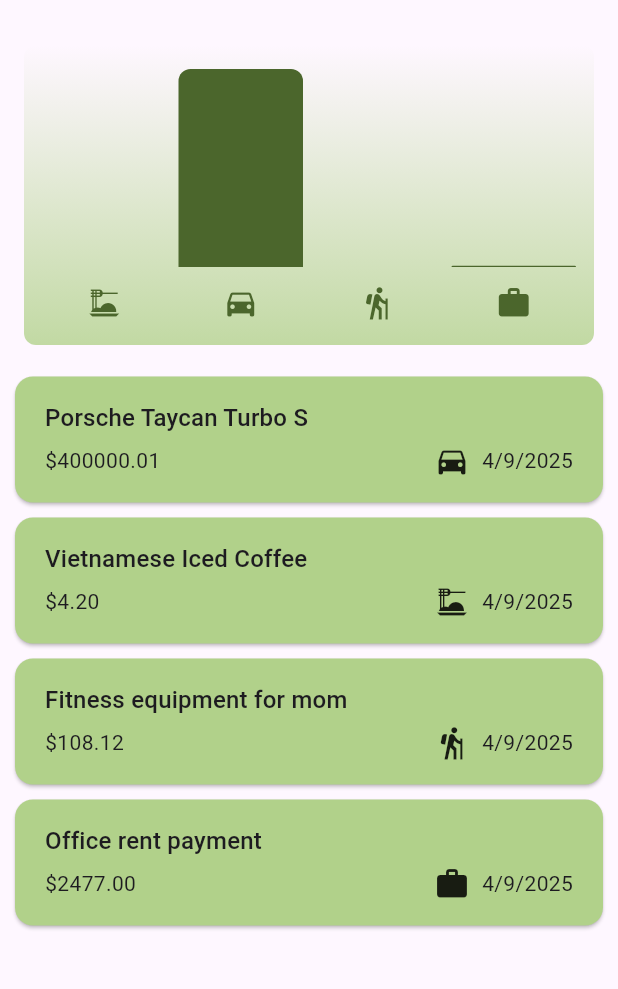
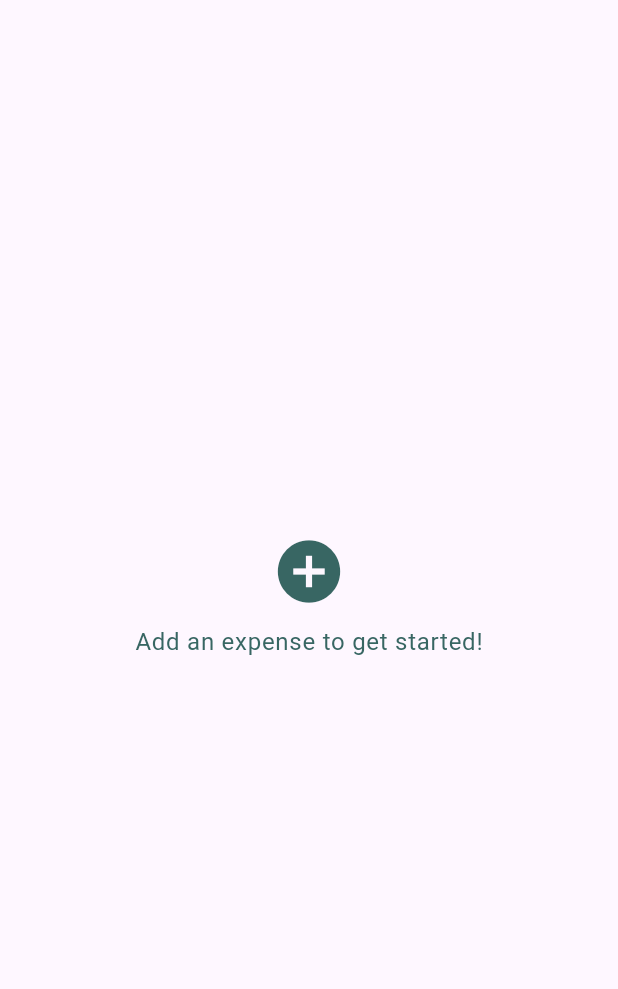
Before and after one commit to karanshah0206/expense_tracker, a Flutter app: the screen it shows after launch, on a phone screen of 412 x 824 dp, the part 63-1052 px from its top. Run offline on Flutter 3.47's test engine with Material 3 defaults, Android fonts, the phone set to English and light mode, and no system bars.

```diff
--- a/lib/main.dart
+++ b/lib/main.dart
@@ -1,6 +1,7 @@
 import 'package:expense_tracker/widgets/add_expense.dart';
 import 'package:expense_tracker/widgets/expense_by_category_chart.dart';
 import 'package:expense_tracker/widgets/expense_list_item.dart';
+import 'package:expense_tracker/widgets/no_data_found.dart';
 import 'package:flutter/material.dart';
 import 'package:expense_tracker/model/expense.dart';
 
@@ -64,32 +65,17 @@ class ExpenseTrackerApp extends StatefulWidget {
 }
 
 class _ExpenseTrackerAppState extends State<ExpenseTrackerApp> {
-  final List<Expense> _expenses = [
-    Expense(
-      title: 'Porsche Taycan Turbo S',
-      amount: 400000.01,
-      dateTime: DateTime.now(),
-      category: Category.travel,
-    ),
-    Expense(
-      title: 'Vietnamese Iced Coffee',
-      amount: 4.2,
-      dateTime: DateTime.now(),
-      category: Category.food,
-    ),
-    Expense(
-      title: 'Fitness equipment for mom',
-      amount: 108.12,
-      dateTime: DateTime.now(),
-      category: Category.leisure,
-    ),
-    Expense(
-      title: 'Office rent payment',
-      amount: 2477,
-      dateTime: DateTime.now(),
-      category: Category.work,
-    ),
-  ];
+  final List<Expense> _expenses = [];
+
+  void _openAddExpenseForm() {
+    showModalBottomSheet(
+      showDragHandle: true,
+      isScrollControlled: true,
+      useSafeArea: true,
+      context: context,
+      builder: (BuildContext context) => AddExpense(onAddExpense: _addExpense),
+    );
+  }
 
   void _addExpense(Expense expense) {
     setState(() {
@@ -122,38 +108,36 @@ class _ExpenseTrackerAppState extends State<ExpenseTrackerApp> {
   }
 
   @override
-  Widget build(BuildContext context) => Scaffold(
+  Widget build(BuildContext context) {
+    final colorScheme =
+        MediaQuery.of(context).platformBrightness == Brightness.dark
+            ? kDarkColorScheme
+            : kLightColorScheme;
+
+    return Scaffold(
       appBar: AppBar(
         title: const Text('Expense Tracker'),
         actions: [
           IconButton(
-          onPressed: () {
-            showModalBottomSheet(
-              showDragHandle: true,
-              isScrollControlled: true,
-              useSafeArea: true,
-              context: context,
-              builder:
-                  (BuildContext context) =>
-                      AddExpense(onAddExpense: _addExpense),
-            );
-          },
+            onPressed: _openAddExpenseForm,
             icon: const Icon(Icons.add),
           ),
         ],
       ),
-    body: ListView.builder(
+      body:
+          _expenses.isEmpty
+              ? NoDataFound(
+                onTapAction: _openAddExpenseForm,
+                colorScheme: colorScheme,
+              )
+              : ListView.builder(
                 itemCount: _expenses.length + 1,
                 itemBuilder:
                     (BuildContext context, int index) =>
                         index == 0
                             ? ExpenseByCategoryChart(
                               expenses: _expenses,
-                    colorScheme:
-                        MediaQuery.of(context).platformBrightness ==
-                                Brightness.dark
-                            ? kDarkColorScheme
-                            : kLightColorScheme,
+                              colorScheme: colorScheme,
                             )
                             : ExpenseListItem(
                               expense: _expenses[index - 1],
@@ -162,3 +146,4 @@ class _ExpenseTrackerAppState extends State<ExpenseTrackerApp> {
               ),
     );
   }
+}
--- /dev/null
+++ b/lib/widgets/no_data_found.dart
@@ -0,0 +1,37 @@
+import 'package:flutter/material.dart';
+
+class NoDataFound extends StatelessWidget {
+  final void Function() onTapAction;
+  final ColorScheme colorScheme;
+
+  const NoDataFound({
+    required this.onTapAction,
+    required this.colorScheme,
+    super.key,
+  });
+
+  @override
+  Widget build(BuildContext context) => Container(
+    alignment: Alignment.center,
+    child: InkWell(
+      onTap: onTapAction,
+      child: Padding(
+        padding: const EdgeInsets.symmetric(horizontal: 20, vertical: 40),
+        child: Column(
+          spacing: 10,
+          mainAxisSize: MainAxisSize.min,
+          mainAxisAlignment: MainAxisAlignment.center,
+          children: [
+            Icon(Icons.add_circle, size: 50, color: colorScheme.tertiary),
+            Text(
+              'Add an expense to get started!',
+              style: Theme.of(
+                context,
+              ).textTheme.bodyLarge!.copyWith(color: colorScheme.tertiary),
+            ),
+          ],
+        ),
+      ),
+    ),
+  );
+}
```
Lines whose indentation alone changed are shown as unchanged.
